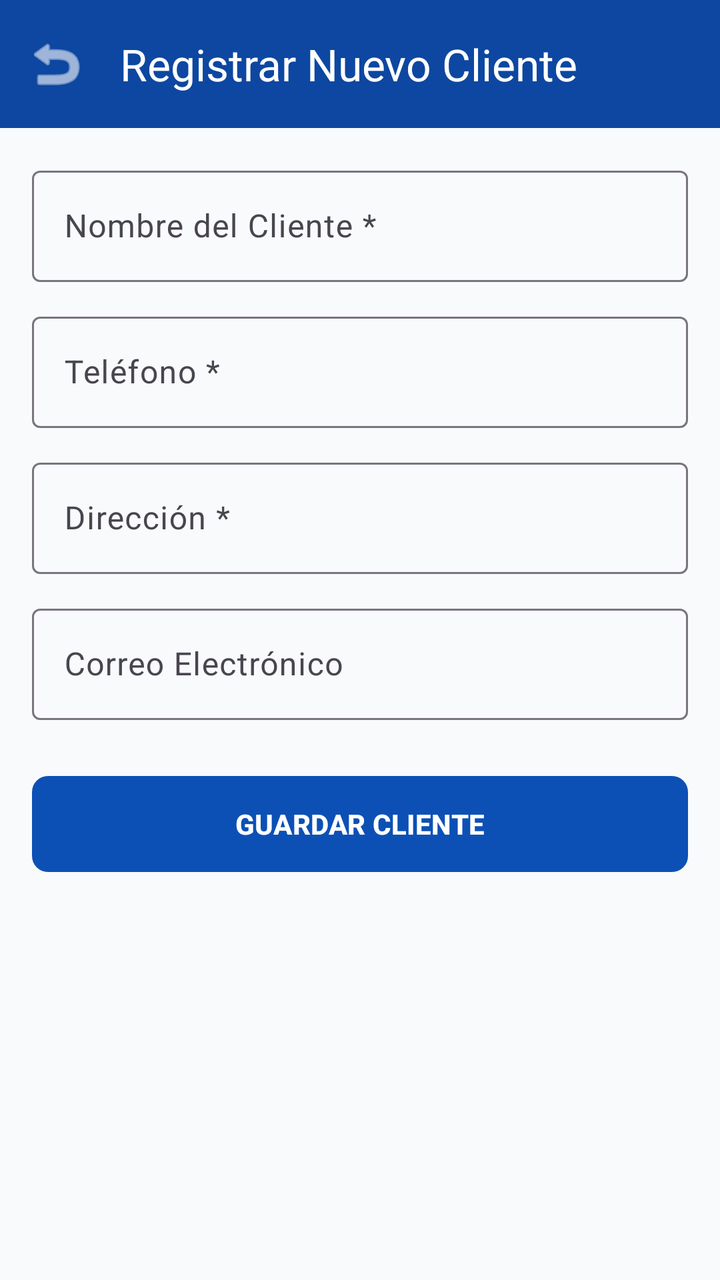
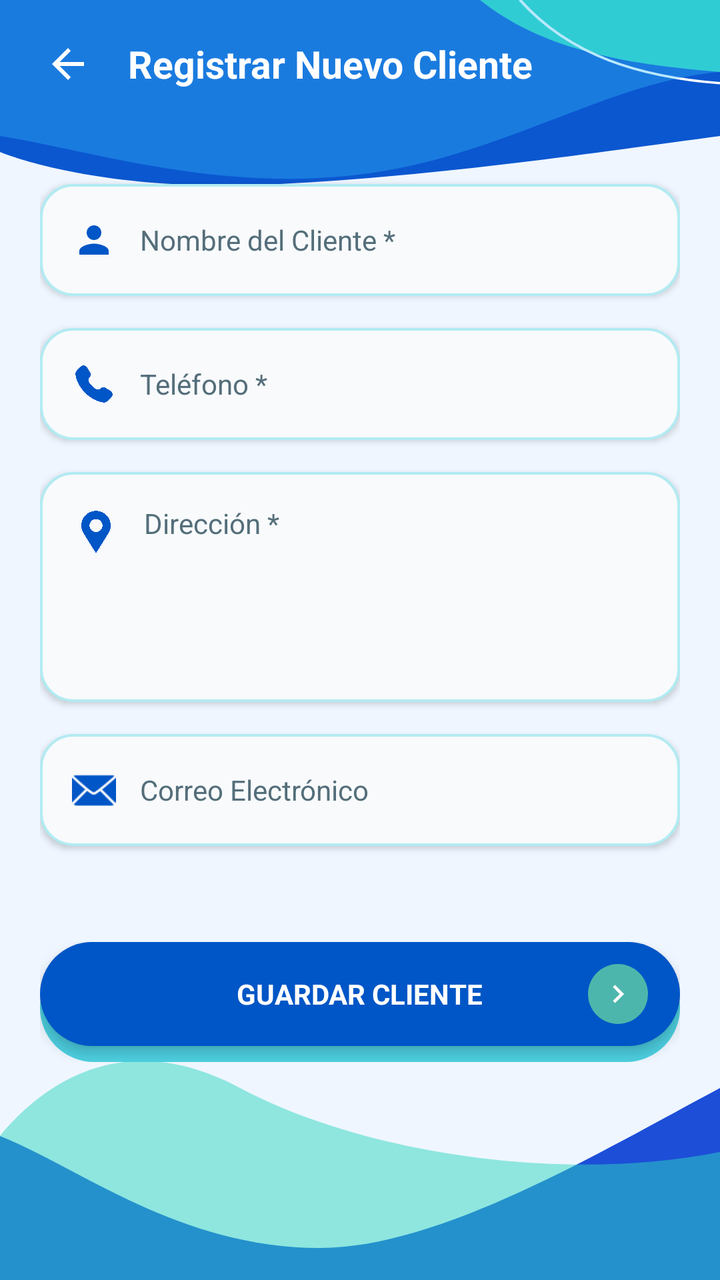

Before-and-after screenshots of an Android layout around one commit, followed by the original layout XML and the change that was made.
<!-- AndroidManifest.xml: application theme Theme.ClimaTrack -->
<!-- res/layout/activity_formulario_cliente.xml -->
<?xml version="1.0" encoding="utf-8"?>
<androidx.coordinatorlayout.widget.CoordinatorLayout xmlns:android="http://schemas.android.com/apk/res/android"
    xmlns:app="http://schemas.android.com/apk/res-auto"
    android:layout_width="match_parent"
    android:layout_height="match_parent"
    android:background="#F8FAFC">

    <com.google.android.material.appbar.AppBarLayout
        android:layout_width="match_parent"
        android:layout_height="wrap_content">
        <com.google.android.material.appbar.MaterialToolbar
            android:id="@+id/toolbar"
            android:layout_width="match_parent"
            android:layout_height="?attr/actionBarSize"
            android:background="#0D47A1"
            app:title="Registrar Nuevo Cliente"
            app:titleTextColor="@color/white"
            app:navigationIcon="@android:drawable/ic_menu_revert"
            app:navigationIconTint="@color/white" />
    </com.google.android.material.appbar.AppBarLayout>

    <androidx.core.widget.NestedScrollView
        android:layout_width="match_parent"
        android:layout_height="match_parent"
        app:layout_behavior="@string/appbar_scrolling_view_behavior">

        <LinearLayout
            android:layout_width="match_parent"
            android:layout_height="wrap_content"
            android:orientation="vertical"
            android:padding="16dp">

            <com.google.android.material.textfield.TextInputLayout
                android:layout_width="match_parent"
                android:layout_height="wrap_content"
                android:layout_marginBottom="12dp"
                android:hint="Nombre del Cliente *"
                app:boxBackgroundMode="outline">
                <com.google.android.material.textfield.TextInputEditText
                    android:id="@+id/etNombreCliente"
                    android:layout_width="match_parent"
                    android:layout_height="wrap_content"
                    android:inputType="textPersonName" />
            </com.google.android.material.textfield.TextInputLayout>

            <com.google.android.material.textfield.TextInputLayout
                android:layout_width="match_parent"
                android:layout_height="wrap_content"
                android:layout_marginBottom="12dp"
                android:hint="Teléfono *"
                app:boxBackgroundMode="outline">
                <com.google.android.material.textfield.TextInputEditText
                    android:id="@+id/etTelefonoCliente"
                    android:layout_width="match_parent"
                    android:layout_height="wrap_content"
                    android:inputType="phone" />
            </com.google.android.material.textfield.TextInputLayout>

            <com.google.android.material.textfield.TextInputLayout
                android:layout_width="match_parent"
                android:layout_height="wrap_content"
                android:layout_marginBottom="12dp"
                android:hint="Dirección *"
                app:boxBackgroundMode="outline">
                <com.google.android.material.textfield.TextInputEditText
                    android:id="@+id/etDireccionCliente"
                    android:layout_width="match_parent"
                    android:layout_height="wrap_content"
                    android:inputType="textPostalAddress" />
            </com.google.android.material.textfield.TextInputLayout>

            <com.google.android.material.textfield.TextInputLayout
                android:layout_width="match_parent"
                android:layout_height="wrap_content"
                android:layout_marginBottom="24dp"
                android:hint="Correo Electrónico"
                app:boxBackgroundMode="outline">
                <com.google.android.material.textfield.TextInputEditText
                    android:id="@+id/etEmailCliente"
                    android:layout_width="match_parent"
                    android:layout_height="wrap_content"
                    android:inputType="textEmailAddress" />
            </com.google.android.material.textfield.TextInputLayout>

            <com.google.android.material.button.MaterialButton
                android:id="@+id/btnGuardarCliente"
                android:layout_width="match_parent"
                android:layout_height="56dp"
                android:text="GUARDAR CLIENTE"
                android:textStyle="bold"
                app:cornerRadius="8dp" />

        </LinearLayout>
    </androidx.core.widget.NestedScrollView>

</androidx.coordinatorlayout.widget.CoordinatorLayout>
<!-- resources referenced by this layout -->
<resources>
  <color name="white">#FFFFFFFF</color>
  <color name="primary">#0D50B5</color>
  <color name="on_primary">#FFFFFF</color>
  <color name="secondary">#68D0BC</color>
  <!-- unchanged entries left out for length: 11 -->
</resources>

<!-- the commit's change to res/layout/activity_formulario_cliente.xml (unified diff, before → after) -->
@@ -1,96 +1,226 @@
 <?xml version="1.0" encoding="utf-8"?>
-<androidx.coordinatorlayout.widget.CoordinatorLayout xmlns:android="http://schemas.android.com/apk/res/android"
+<androidx.constraintlayout.widget.ConstraintLayout xmlns:android="http://schemas.android.com/apk/res/android"
     xmlns:app="http://schemas.android.com/apk/res-auto"
+    xmlns:tools="http://schemas.android.com/tools"
     android:layout_width="match_parent"
     android:layout_height="match_parent"
-    android:background="#F8FAFC">
-
-    <com.google.android.material.appbar.AppBarLayout
+    android:background="@drawable/bg_detalle_orden">
+
+    
+    <RelativeLayout
+        android:id="@+id/headerToolbar"
         android:layout_width="match_parent"
-        android:layout_height="wrap_content">
-        <com.google.android.material.appbar.MaterialToolbar
-            android:id="@+id/toolbar"
-            android:layout_width="match_parent"
-            android:layout_height="?attr/actionBarSize"
-            android:background="#0D47A1"
-            app:title="Registrar Nuevo Cliente"
-            app:titleTextColor="@color/white"
-            app:navigationIcon="@android:drawable/ic_menu_revert"
-            app:navigationIconTint="@color/white" />
-    </com.google.android.material.appbar.AppBarLayout>
-
+        android:layout_height="64dp"
+        android:paddingHorizontal="16dp"
+        app:layout_constraintTop_toTopOf="parent">
+
+        <ImageButton
+            android:id="@+id/btnVolver"
+            android:layout_width="36dp"
+            android:layout_height="36dp"
+            android:layout_centerVertical="true"
+            android:background="?attr/selectableItemBackgroundBorderless"
+            android:contentDescription="Volver"
+            android:src="@drawable/ic_arrow_back"
+            app:tint="@android:color/white" />
+
+        <TextView
+            android:layout_width="wrap_content"
+            android:layout_height="wrap_content"
+            android:layout_centerVertical="true"
+            android:layout_marginStart="12dp"
+            android:layout_toEndOf="@id/btnVolver"
+            android:text="Registrar Nuevo Cliente"
+            android:textColor="@android:color/white"
+            android:textSize="19sp"
+            android:textStyle="bold" />
+
+    </RelativeLayout>
+
+    
     <androidx.core.widget.NestedScrollView
         android:layout_width="match_parent"
-        android:layout_height="match_parent"
-        app:layout_behavior="@string/appbar_scrolling_view_behavior">
+        android:layout_height="0dp"
+        android:clipToPadding="false"
+        android:padding="20dp"
+        app:layout_constraintBottom_toBottomOf="parent"
+        app:layout_constraintTop_toBottomOf="@id/headerToolbar">
 
         <LinearLayout
             android:layout_width="match_parent"
             android:layout_height="wrap_content"
-            android:orientation="vertical"
-            android:padding="16dp">
-
-            <com.google.android.material.textfield.TextInputLayout
-                android:layout_width="match_parent"
-                android:layout_height="wrap_content"
-                android:layout_marginBottom="12dp"
-                android:hint="Nombre del Cliente *"
-                app:boxBackgroundMode="outline">
-                <com.google.android.material.textfield.TextInputEditText
+            android:orientation="vertical">
+
+            
+            <LinearLayout
+                android:layout_width="match_parent"
+                android:layout_height="56dp"
+                android:layout_marginTop="8dp"
+                android:layout_marginBottom="16dp"
+                android:background="@drawable/bg_input_field"
+                android:elevation="2dp"
+                android:gravity="center_vertical"
+                android:paddingHorizontal="16dp">
+
+                <ImageView
+                    android:layout_width="22dp"
+                    android:layout_height="22dp"
+                    android:src="@drawable/ic_person"
+                    app:tint="#0056C6" />
+
+                <EditText
                     android:id="@+id/etNombreCliente"
                     android:layout_width="match_parent"
+                    android:layout_height="match_parent"
+                    android:layout_marginStart="12dp"
+                    android:background="@null"
+                    android:hint="Nombre del Cliente *"
+                    android:inputType="textPersonName"
+                    android:textColor="#1E293B"
+                    android:textColorHint="#546E7A"
+                    android:textSize="14sp" />
+            </LinearLayout>
+
+            
+            <LinearLayout
+                android:layout_width="match_parent"
+                android:layout_height="56dp"
+                android:layout_marginBottom="16dp"
+                android:background="@drawable/bg_input_field"
+                android:elevation="2dp"
+                android:gravity="center_vertical"
+                android:paddingHorizontal="16dp">
+
+                <ImageView
+                    android:layout_width="22dp"
+                    android:layout_height="22dp"
+                    android:src="@drawable/ic_call"
+                    app:tint="#0056C6" />
+
+                <EditText
+                    android:id="@+id/etTelefono"
+                    android:layout_width="match_parent"
+                    android:layout_height="match_parent"
+                    android:layout_marginStart="12dp"
+                    android:background="@null"
+                    android:hint="Teléfono *"
+                    android:inputType="phone"
+                    android:textColor="#1E293B"
+                    android:textColorHint="#546E7A"
+                    android:textSize="14sp" />
+            </LinearLayout>
+
+            
+            <LinearLayout
+                android:layout_width="match_parent"
+                android:layout_height="115dp"
+                android:layout_marginBottom="16dp"
+                android:background="@drawable/bg_input_field"
+                android:elevation="2dp"
+                android:gravity="top"
+                android:padding="16dp">
+
+                <ImageView
+                    android:layout_width="24dp"
+                    android:layout_height="24dp"
+                    android:layout_marginTop="2dp"
+                    android:src="@drawable/ic_ubi"
+                    app:tint="#0056C6" />
+
+                <EditText
+                    android:id="@+id/etDireccion"
+                    android:layout_width="match_parent"
+                    android:layout_height="match_parent"
+                    android:layout_marginStart="12dp"
+                    android:background="@null"
+                    android:gravity="top|start"
+                    android:hint="Dirección *"
+                    android:inputType="textMultiLine"
+                    android:textColor="#1E293B"
+                    android:textColorHint="#546E7A"
+                    android:textSize="14sp" />
+            </LinearLayout>
+
+            
+            <LinearLayout
+                android:layout_width="match_parent"
+                android:layout_height="56dp"
+                android:layout_marginBottom="28dp"
+                android:background="@drawable/bg_input_field"
+                android:elevation="2dp"
+                android:gravity="center_vertical"
+                android:paddingHorizontal="16dp">
+
+                <ImageView
+                    android:layout_width="22dp"
+                    android:layout_height="22dp"
+                    android:src="@android:drawable/ic_dialog_email"
+                    app:tint="#0056C6" />
+
+                <EditText
+                    android:id="@+id/etCorreo"
+                    android:layout_width="match_parent"
+                    android:layout_height="match_parent"
+                    android:layout_marginStart="12dp"
+                    android:background="@null"
+                    android:hint="Correo Electrónico"
+                    android:inputType="textEmailAddress"
+                    android:textColor="#1E293B"
+                    android:textColorHint="#546E7A"
+                    android:textSize="14sp" />
+            </LinearLayout>
+            
+            <FrameLayout
+                android:layout_width="match_parent"
+                android:layout_height="60dp"
+                android:layout_marginTop="20dp"
+                android:layout_marginBottom="16dp">
+
+            
+            <View
+                android:layout_width="match_parent"
+                android:layout_height="54dp"
+                android:layout_gravity="bottom"
+                android:background="@drawable/bg_button_bottom_mint" />
+
+            
+
+            
+            <RelativeLayout
+                android:id="@+id/btnGuardarCliente"
+                android:layout_width="match_parent"
+                android:layout_height="52dp"
+                android:background="@drawable/bg_btn_tomar_foto"
+                android:clickable="true"
+                android:elevation="4dp"
+                android:focusable="true"
+                android:paddingHorizontal="16dp">
+
+                <TextView
+                    android:layout_width="wrap_content"
                     android:layout_height="wrap_content"
-                    android:inputType="textPersonName" />
-            </com.google.android.material.textfield.TextInputLayout>
-
-            <com.google.android.material.textfield.TextInputLayout
-                android:layout_width="match_parent"
-                android:layout_height="wrap_content"
-                android:layout_marginBottom="12dp"
-                android:hint="Teléfono *"
-                app:boxBackgroundMode="outline">
-                <com.google.android.material.textfield.TextInputEditText
-                    android:id="@+id/etTelefonoCliente"
-                    android:layout_width="match_parent"
-                    android:layout_height="wrap_content"
-                    android:inputType="phone" />
-            </com.google.android.material.textfield.TextInputLayout>
-
-            <com.google.android.material.textfield.TextInputLayout
-                android:layout_width="match_parent"
-                android:layout_height="wrap_content"
-                android:layout_marginBottom="12dp"
-                android:hint="Dirección *"
-                app:boxBackgroundMode="outline">
-                <com.google.android.material.textfield.TextInputEditText
-                    android:id="@+id/etDireccionCliente"
-                    android:layout_width="match_parent"
-                    android:layout_height="wrap_content"
-                    android:inputType="textPostalAddress" />
-            </com.google.android.material.textfield.TextInputLayout>
-
-            <com.google.android.material.textfield.TextInputLayout
-                android:layout_width="match_parent"
-                android:layout_height="wrap_content"
-                android:layout_marginBottom="24dp"
-                android:hint="Correo Electrónico"
-                app:boxBackgroundMode="outline">
-                <com.google.android.material.textfield.TextInputEditText
-                    android:id="@+id/etEmailCliente"
-                    android:layout_width="match_parent"
-                    android:layout_height="wrap_content"
-                    android:inputType="textEmailAddress" />
-            </com.google.android.material.textfield.TextInputLayout>
-
-            <com.google.android.material.button.MaterialButton
-                android:id="@+id/btnGuardarCliente"
-                android:layout_width="match_parent"
-                android:layout_height="56dp"
-                android:text="GUARDAR CLIENTE"
-                android:textStyle="bold"
-                app:cornerRadius="8dp" />
+                    android:layout_centerInParent="true"
+                    android:text="GUARDAR CLIENTE"
+                    android:textColor="@android:color/white"
+                    android:textSize="14sp"
+                    android:textStyle="bold" />
+
+                
+                <ImageView
+                    android:layout_width="30dp"
+                    android:layout_height="30dp"
+                    android:layout_alignParentEnd="true"
+                    android:layout_centerVertical="true"
+                    android:background="@drawable/bg_circle_arrow"
+                    android:padding="6dp"
+                    android:src="@drawable/ic_chevron_right"
+                    app:tint="@android:color/white" />
+
+            </RelativeLayout>
+            </FrameLayout>
 
         </LinearLayout>
+
     </androidx.core.widget.NestedScrollView>
 
-</androidx.coordinatorlayout.widget.CoordinatorLayout>
+</androidx.constraintlayout.widget.ConstraintLayout>
<!-- resource entries referenced after the edit -->
@@ -1,6 +1,116 @@
 <!-- resources referenced by this layout -->
 <resources>
-  <color name="white">#FFFFFFFF</color>
+  <!-- drawable bg_btn_tomar_foto (drawable) -->
+  <?xml version="1.0" encoding="utf-8"?>
+  <shape xmlns:android="http://schemas.android.com/apk/res/android"
+      android:shape="rectangle">
+      <corners android:radius="30dp" />
+      <solid android:color="#0056C6" />
+  </shape>
+  <!-- drawable bg_button_bottom_mint (drawable) -->
+  <?xml version="1.0" encoding="utf-8"?>
+  <shape xmlns:android="http://schemas.android.com/apk/res/android"
+      android:shape="rectangle">
+      <solid android:color="#4DD0E1" />
+      <corners android:radius="30dp" />
+  </shape>
+  <!-- drawable bg_circle_arrow (drawable) -->
+  <?xml version="1.0" encoding="utf-8"?>
+  <shape xmlns:android="http://schemas.android.com/apk/res/android"
+      android:shape="oval">
+      <solid android:color="#4DB6AC" />
+  </shape>
+  <!-- drawable bg_detalle_orden (drawable) -->
+  <?xml version="1.0" encoding="utf-8"?>
+  <vector xmlns:android="http://schemas.android.com/apk/res/android"
+      android:width="360dp"
+      android:height="800dp"
+      android:viewportWidth="360"
+      android:viewportHeight="800">
+  
+      
+      <path
+          android:fillColor="#EFF6FF"
+          android:pathData="M0,0h360v800h-360z" />
+  
+      
+      <path
+          android:fillColor="#0B57D0"
+          android:pathData="M0,0 H360 V85 C300,95 220,110 140,115 C70,120 20,105 0,95 Z" />
+  
+      
+      <path
+          android:fillColor="#2DD4BF"
+          android:pathData="M240,0 C270,30 310,40 360,45 V0 Z" />
+  
+      
+      <path
+          android:pathData="M260,0 C285,35 320,48 360,52"
+          android:strokeColor="#FFFFFF"
+          android:strokeWidth="1.5" />
+  
+      
+      <path
+          android:fillColor="#38BDF8"
+          android:pathData="M0,85 C50,95 120,125 200,105 C260,90 310,50 360,45 L360,0 L0,0 Z"
+          android:fillAlpha="0.35" />
+  
+      
+      <path
+          android:fillColor="#1D4ED8"
+          android:pathData="M0,800 L360,800 V680 C300,720 220,780 160,780 C90,780 40,730 0,710 Z" />
+  
+      <path
+          android:fillColor="#2DD4BF"
+          android:pathData="M0,800 L360,800 V720 C280,740 180,720 120,680 C60,640 20,680 0,710 Z"
+          android:fillAlpha="0.5" />
+  
+  </vector>
+  <!-- drawable bg_input_field (drawable) -->
+  <?xml version="1.0" encoding="utf-8"?>
+  <shape xmlns:android="http://schemas.android.com/apk/res/android"
+      android:shape="rectangle">
+      <solid android:color="#F8FAFC" />
+      <corners android:radius="16dp" />
+      <stroke
+          android:width="1.2dp"
+          android:color="#B2EBF2" />
+  </shape>
+  <!-- drawable ic_arrow_back (drawable) -->
+  <vector xmlns:android="http://schemas.android.com/apk/res/android"
+      android:width="24dp"
+      android:height="24dp"
+      android:viewportWidth="24"
+      android:viewportHeight="24"
+      android:tint="#FFFFFF">
+    <path
+        android:fillColor="@android:color/white"
+        android:pathData="M20,11H7.83l5.59,-5.59L12,4l-8,8 8,8 1.41,-1.41L7.83,13H20v-2z"/>
+  </vector>
+  <!-- drawable ic_call: png bitmap (drawable, 197858 bytes) -->
+  <!-- drawable ic_chevron_right (drawable) -->
+  <vector xmlns:android="http://schemas.android.com/apk/res/android"
+      android:width="24dp"
+      android:height="24dp"
+      android:viewportWidth="24"
+      android:viewportHeight="24"
+      android:tint="?attr/colorControlNormal">
+      <path
+          android:fillColor="#FF000000"
+          android:pathData="M8.59,16.59 L13.17,12 L8.59,7.41 L10,6 L16,12 L10,18 Z" />
+  </vector>
+  <!-- drawable ic_person (drawable) -->
+  <?xml version="1.0" encoding="utf-8"?>
+  <vector xmlns:android="http://schemas.android.com/apk/res/android"
+      android:width="24dp"
+      android:height="24dp"
+      android:viewportWidth="24"
+      android:viewportHeight="24">
+      <path
+          android:fillColor="#757575"
+          android:pathData="M12,12c2.21,0 4,-1.79 4,-4s-1.79,-4 -4,-4 -4,1.79 -4,4 1.79,4 4,4zM12,14c-2.67,0 -8,1.34 -8,4v2h16v-2c0,-2.66 -5.33,-4 -8,-4z" />
+  </vector>
+  <!-- drawable ic_ubi: png bitmap (drawable, 234002 bytes) -->
   <color name="primary">#0D50B5</color>
   <color name="on_primary">#FFFFFF</color>
   <color name="secondary">#68D0BC</color>
